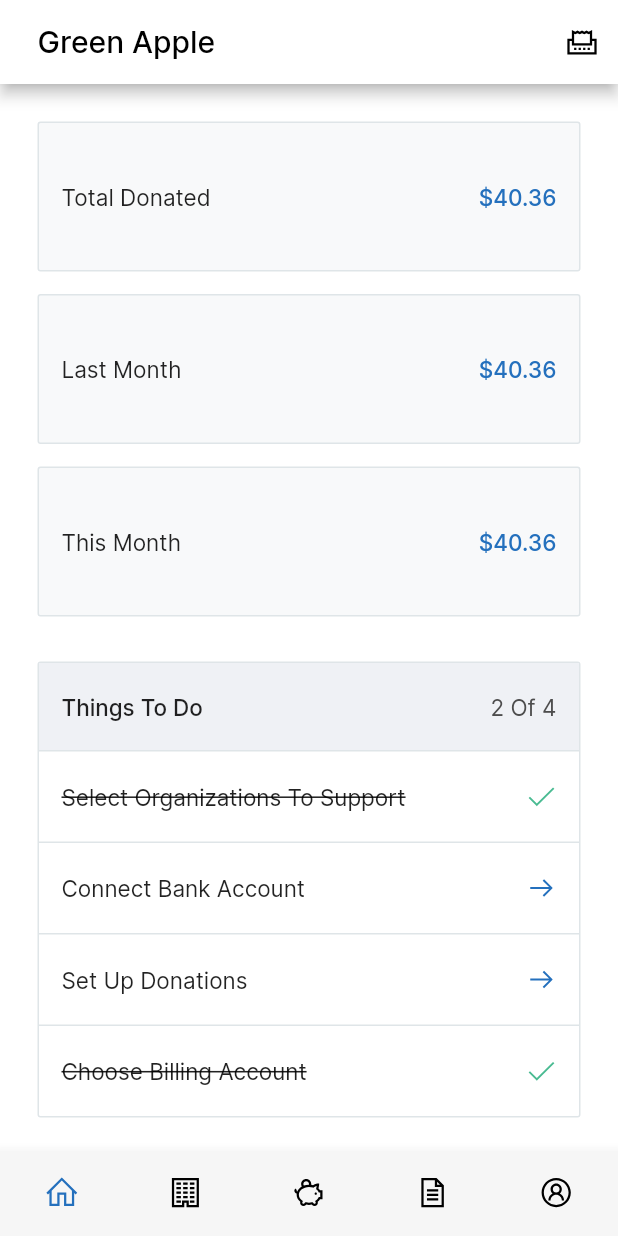
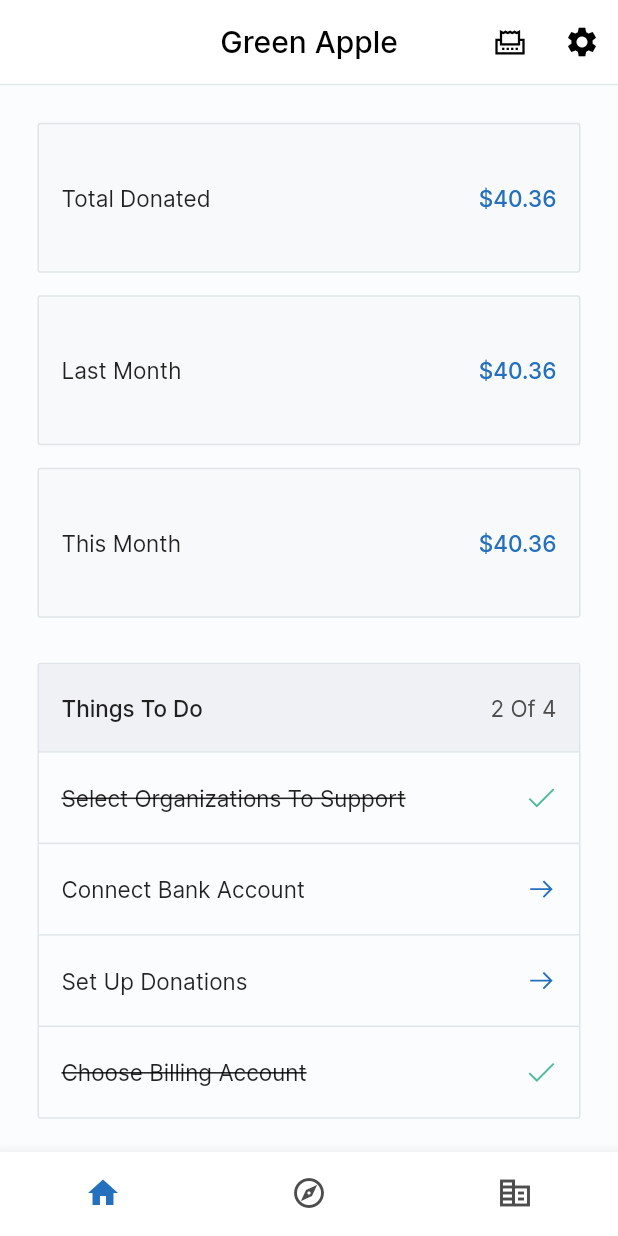
Before and after one commit to ReziaBanks/FyrePay, a Flutter app: the TabPage screen opened directly, on a phone screen of 412 x 824 dp. Run offline on Flutter 3.47's test engine with Material 2 defaults, Android fonts, the phone set to English and light mode, and no system bars; our stand-ins replace cached_network_image, cloud_firestore, firebase_auth, firebase_core, flutter_slidable, flutter_vector_icons and 3 more; accounts and stored records are empty.

Commit message:
FMA-1 Update Bottom Navigator (#9)

```diff
--- a/lib/Components/Basic/app_components.dart
+++ b/lib/Components/Basic/app_components.dart
@@ -6,8 +6,20 @@ import 'package:green_apple_pay/Utility/Misc/constants.dart';
 import 'package:green_apple_pay/Utility/Misc/enum.dart';
 import 'package:line_icons/line_icons.dart';
 
-///This class is used to represent all textfields throughout the app
-///A textfield must have text and a controller, however nothing else is required
+
+class AppBasic {
+  static PreferredSizeWidget appBarBorder(){
+    return PreferredSize(
+      child: Container(
+        color: Color(0xFFDFE5E8),
+        height: 0.75,
+      ),
+      preferredSize: Size.fromHeight(0.75),
+    );
+  }
+}
+
+
 class AppTextField extends StatelessWidget {
   final String hintText;
   final FocusNode? node;
--- a/lib/Screens/Home/new_home_page.dart
+++ b/lib/Screens/Home/new_home_page.dart
@@ -1,6 +1,7 @@
 import 'dart:ui';
 import 'package:flutter/cupertino.dart';
 import 'package:flutter/material.dart';
+import 'package:green_apple_pay/Components/Basic/app_components.dart';
 import 'package:green_apple_pay/Screens/Banking/banking_setup_page.dart';
 import 'package:green_apple_pay/Screens/Donations/all_donations_page.dart';
 import 'package:green_apple_pay/Screens/Settings/donation_settings_page.dart';
@@ -14,22 +15,25 @@ class NewHomePage extends StatefulWidget {
 }
 
 class _NewHomePageState extends State<NewHomePage> {
-
   @override
   Widget build(BuildContext context) {
     return Scaffold(
+      backgroundColor: kBackgroundColor,
       appBar: AppBar(
         title: Text(
           'Green Apple',
           style: kAppBarHeavyTextStyle,
         ),
+        centerTitle: true,
+        bottom: AppBasic.appBarBorder(),
         actions: [
           IconButton(
-            icon: Icon(LineIcons. receipt),
+            icon: Icon(LineIcons.receipt),
             onPressed: () {
               AppFunctions.navigate(context, AllDonationsPage());
             },
           ),
+          IconButton(onPressed: (){}, icon: Icon(Icons.settings),),
         ],
       ),
       body: ListView(
--- a/lib/Screens/Organization/organization_list_page.dart
+++ b/lib/Screens/Organization/organization_list_page.dart
@@ -22,12 +22,14 @@ class _OrganizationListPageState extends State<OrganizationListPage> {
     return Consumer<AppProvider>(builder: (context, appProvider, child) {
       List<AppOrganization>? orgList = appProvider.organizationList;
       return Scaffold(
+        backgroundColor: kBackgroundColor,
         appBar: AppBar(
           title: Text(
             'Organizations',
             style: kAppBarHeavyTextStyle,
           ),
           centerTitle: true,
+          bottom: AppBasic.appBarBorder(),
           actions: [
             IconButton(
               icon: Icon(Icons.account_balance_sharp),
@@ -76,7 +78,7 @@ class OrganizationCardV2 extends StatelessWidget {
               borderRadius: BorderRadius.circular(5),
               border: Border.all(
                 color: Color(0xFFDFE5E8),
-              )),
+              ),),
           child: Column(
             crossAxisAlignment: CrossAxisAlignment.end,
             children: [
--- a/lib/Screens/Tab/tab_page.dart
+++ b/lib/Screens/Tab/tab_page.dart
@@ -1,9 +1,8 @@
 import 'package:flutter/cupertino.dart';
 import 'package:flutter/material.dart';
-import 'package:green_apple_pay/Screens/Banking/banking_page.dart';
+import 'package:green_apple_pay/Screens/Explore/explore_page.dart';
 import 'package:green_apple_pay/Screens/Home/new_home_page.dart';
 import 'package:green_apple_pay/Screens/Organization/organization_list_page.dart';
-import 'package:green_apple_pay/Screens/Report/report_page.dart';
 import 'package:green_apple_pay/Screens/Settings/settings_page.dart';
 import 'package:green_apple_pay/Utility/Functions/app_actions.dart';
 import 'package:green_apple_pay/Utility/Misc/constants.dart';
@@ -30,10 +29,8 @@ class _TabPageState extends State<TabPage> {
 
   List<Widget> tabPages = [
     NewHomePage(),
+    ExplorePage(),
     OrganizationListPage(),
-    BankingPage(),
-    ReportPage(),
-    SettingsPage(),
   ];
 
   @override
@@ -46,13 +43,13 @@ class _TabPageState extends State<TabPage> {
           canvasColor: kBottomNavBarColor,
         ),
         child: BottomNavigationBar(
-          backgroundColor: kBottomNavBarColor,
+          backgroundColor: kWhiteColor,
           type: BottomNavigationBarType.fixed,
           currentIndex: _pageIndex,
           showSelectedLabels: false,
           showUnselectedLabels: false,
           selectedItemColor: kPrimaryColor,
-          unselectedItemColor: kBlackColor,
+          unselectedItemColor: kGray4DColor,
           onTap: (int index) {
             setState(() {
               _pageIndex = index;
@@ -60,24 +57,19 @@ class _TabPageState extends State<TabPage> {
           },
           items: [
             BottomNavigationBarItem(
-              icon: Icon(LineIcons.home),
+              icon: Icon(Icons.home_outlined),
+              activeIcon: Icon(Icons.home),
               label: 'Home',
             ),
             BottomNavigationBarItem(
-              icon: Icon(LineIcons.building),
-              label: 'Organizations',
+              icon: Icon(Icons.explore_outlined),
+              activeIcon: Icon(Icons.explore),
+              label: 'Explore',
             ),
             BottomNavigationBarItem(
-              icon: Icon(LineIcons.piggyBank),
-              label: 'Banking',
-            ),
-            BottomNavigationBarItem(
-              icon: Icon(LineIcons.fileAlt),
-              label: 'Reports',
-            ),
-            BottomNavigationBarItem(
-              icon: Icon(LineIcons.userCircle),
-              label: 'Account',
+              icon: Icon(Icons.corporate_fare_outlined),
+              activeIcon: Icon(Icons.corporate_fare),
+              label: 'Organizations',
             ),
           ],
         ),
--- a/lib/Utility/Misc/constants.dart
+++ b/lib/Utility/Misc/constants.dart
@@ -14,6 +14,7 @@ const kWhiteColor = Color(0xFFFFFFFF);
 const kBlackColor = Color(0xFF000000);
 const kBottomNavBarColor = Color(0xFFF6F6F6);
 const kNotRedColor = Color(0xFFC70039);
+const kBackgroundColor = Color(0xFFfbfcfe);
 
 // TextStyle
 const kAppBarHeavyTextStyle = TextStyle(
```
Also changed, not shown: lib/Screens/Explore/explore_page.dart (added, +28 -0 lines), lib/Screens/Organization/organization_page.dart (+0 -9 lines), lib/Screens/Splash/app_splash_screen.dart (+2 -26 lines), lib/Screens/Tab/tab_page_new.dart (deleted, +0 -351 lines), lib/main.dart (+7 -12 lines).
